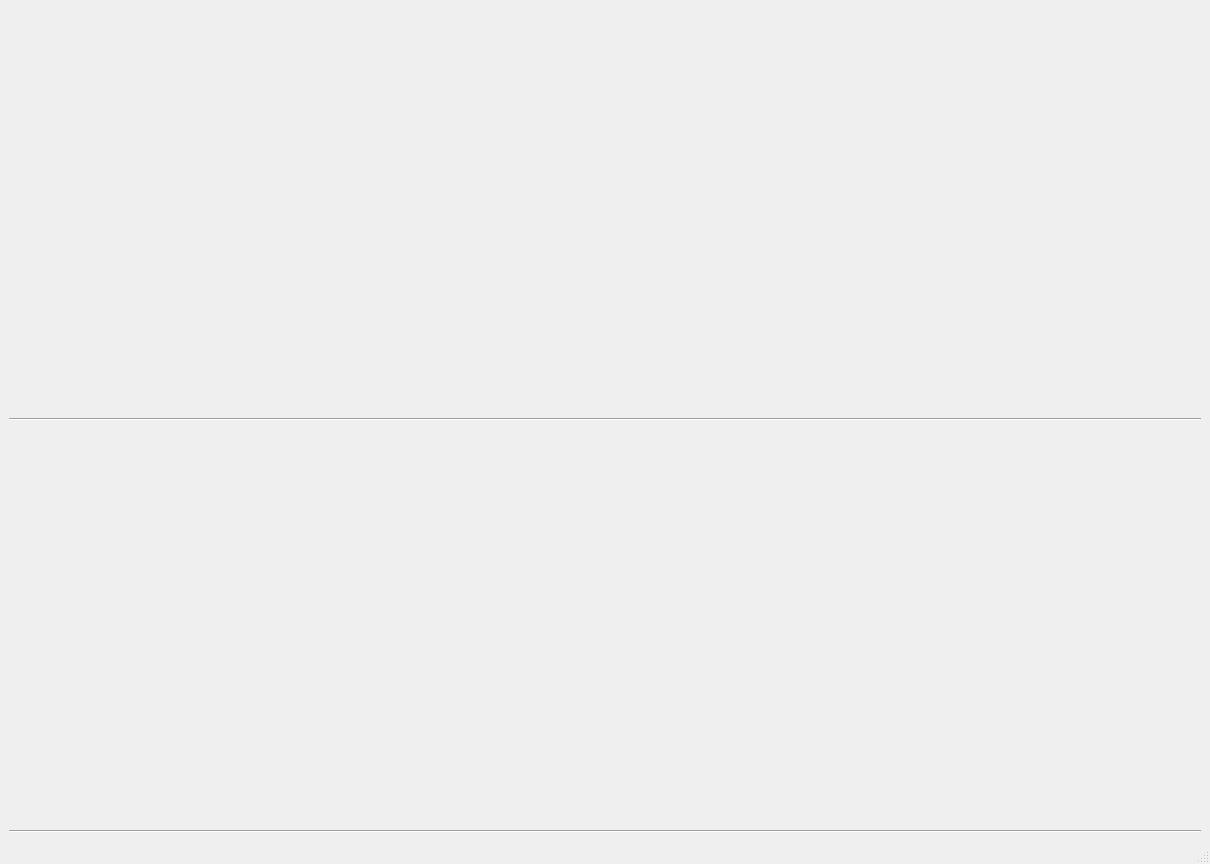
Old version of the form gui/main_ui.ui in the repository zyzzzasdhjk/database_project.
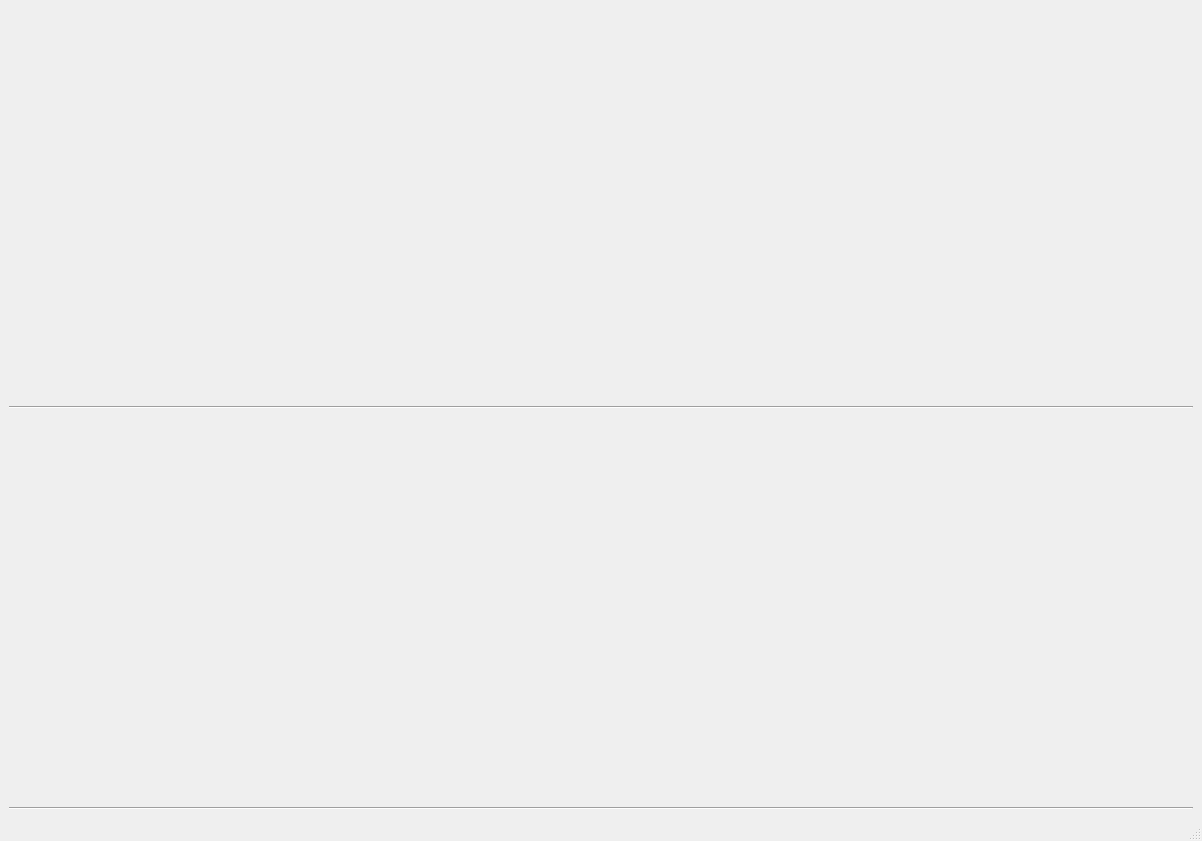
New version of the form.

```diff
--- a/gui/main_ui.ui
+++ b/gui/main_ui.ui
@@ -6,8 +6,8 @@
    <rect>
     <x>0</x>
     <y>0</y>
-    <width>1210</width>
-    <height>864</height>
+    <width>1202</width>
+    <height>841</height>
    </rect>
   </property>
   <property name="windowTitle">
```
Left out of the diff: 4 changed lines with no effect on the pictures.
